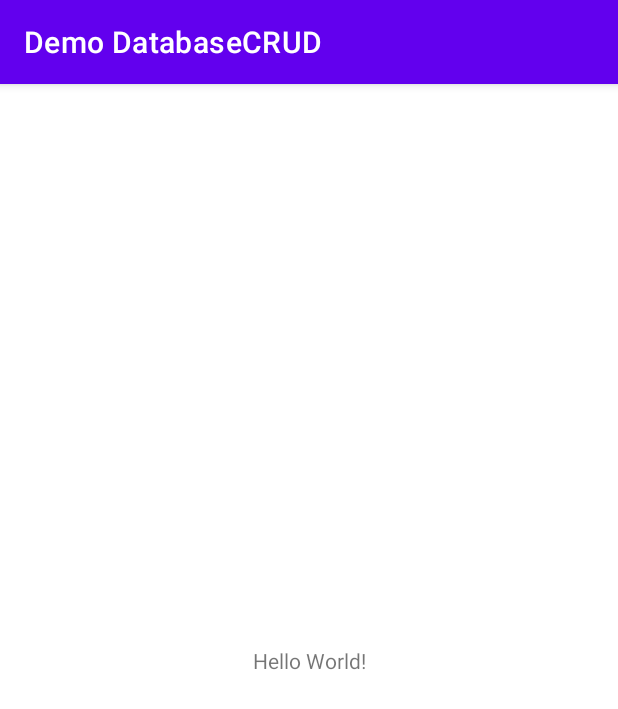
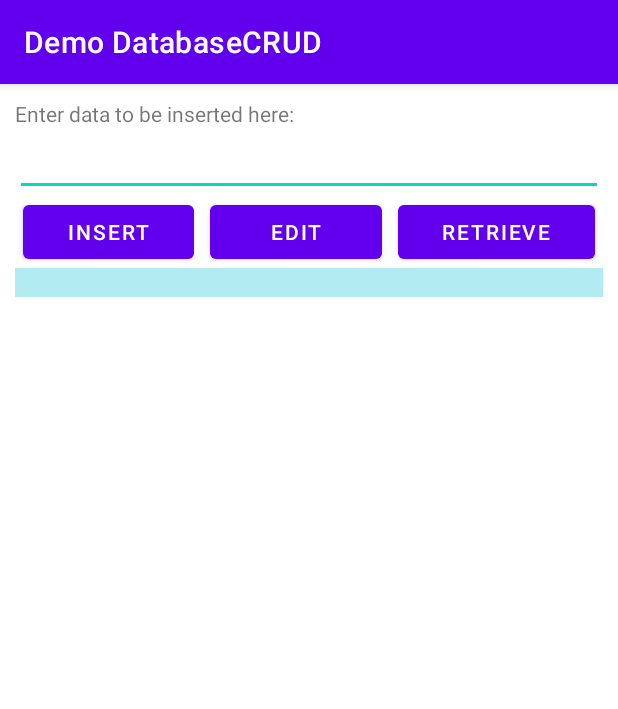
Before and after one commit to vincentneo/C347_L4_Demo_DatabaseCRUD, an Android app: the screen it shows after launch (MainActivity), on a phone screen of 412 x 824 dp. Shown: the top 709 px of the screen. Run offline under Robolectric (Android 15) with nearby library versions, the phone set to English and light mode, and no system bars.

Commit message:
main activity layout

```diff
--- a/app/src/main/res/layout/activity_main.xml
+++ b/app/src/main/res/layout/activity_main.xml
@@ -1,18 +1,68 @@
 <?xml version="1.0" encoding="utf-8"?>
-<androidx.constraintlayout.widget.ConstraintLayout xmlns:android="http://schemas.android.com/apk/res/android"
+<LinearLayout xmlns:android="http://schemas.android.com/apk/res/android"
     xmlns:app="http://schemas.android.com/apk/res-auto"
     xmlns:tools="http://schemas.android.com/tools"
     android:layout_width="match_parent"
     android:layout_height="match_parent"
+    android:layout_margin="10dp"
+    android:orientation="vertical"
     tools:context=".MainActivity">
 
     <TextView
-        android:layout_width="wrap_content"
+        android:id="@+id/textView"
+        android:layout_width="match_parent"
         android:layout_height="wrap_content"
-        android:text="Hello World!"
-        app:layout_constraintBottom_toBottomOf="parent"
-        app:layout_constraintLeft_toLeftOf="parent"
-        app:layout_constraintRight_toRightOf="parent"
-        app:layout_constraintTop_toTopOf="parent" />
+        android:text="Enter data to be inserted here: " />
 
-</androidx.constraintlayout.widget.ConstraintLayout>
+    <EditText
+        android:id="@+id/etContent"
+        android:layout_width="match_parent"
+        android:layout_height="wrap_content"
+        android:ems="10"
+        android:inputType="textPersonName" />
+
+    <LinearLayout
+        android:layout_width="match_parent"
+        android:layout_height="wrap_content"
+        android:orientation="horizontal">
+
+        <Button
+            android:id="@+id/btnAdd"
+            android:layout_width="wrap_content"
+            android:layout_height="wrap_content"
+            android:layout_marginStart="5dp"
+            android:layout_marginLeft="5dp"
+            android:layout_marginEnd="5dp"
+            android:layout_marginRight="5dp"
+            android:layout_weight="1"
+            android:text="Insert" />
+
+        <Button
+            android:id="@+id/btnEdit"
+            android:layout_width="wrap_content"
+            android:layout_height="wrap_content"
+            android:layout_marginStart="5dp"
+            android:layout_marginLeft="5dp"
+            android:layout_marginEnd="5dp"
+            android:layout_marginRight="5dp"
+            android:layout_weight="1"
+            android:text="Edit" />
+
+        <Button
+            android:id="@+id/btnRetrieve"
+            android:layout_width="wrap_content"
+            android:layout_height="wrap_content"
+            android:layout_marginStart="5dp"
+            android:layout_marginLeft="5dp"
+            android:layout_marginEnd="5dp"
+            android:layout_marginRight="5dp"
+            android:layout_weight="1"
+            android:text="Retrieve" />
+    </LinearLayout>
+
+    <TextView
+        android:id="@+id/tvDBContent"
+        android:layout_width="match_parent"
+        android:layout_height="wrap_content"
+        android:background="#B2EBF2" />
+</LinearLayout>
```
